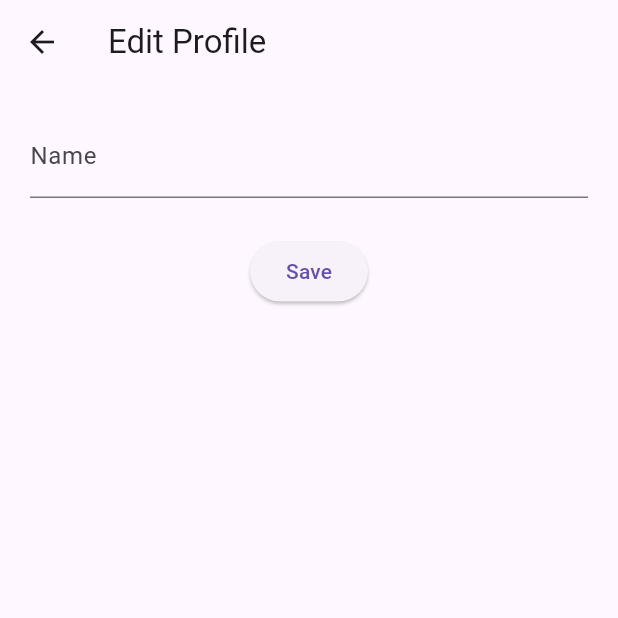
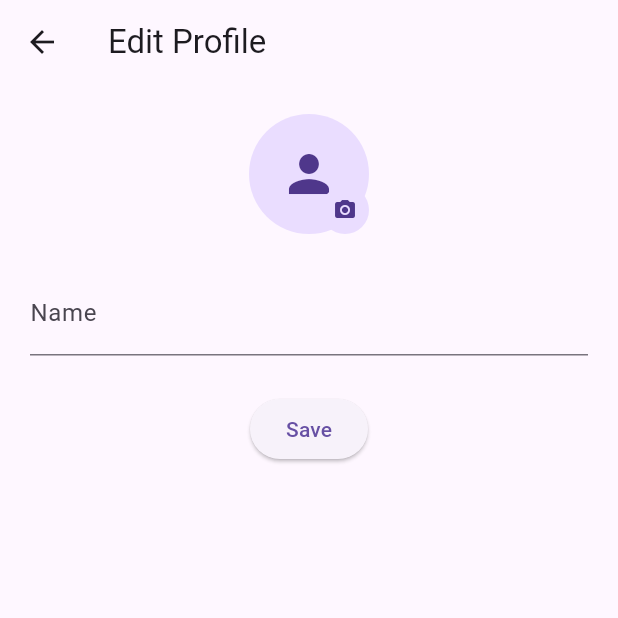
Before and after one commit to MayeshaJ/gr13-gamelink-fall-2025, a Flutter app: the ProfileView screen opened directly, after a tap on the "edit" icon, on a phone screen of 412 x 824 dp, the top half of it. Run offline on Flutter 3.47's test engine with Material 3 defaults, Android fonts, the phone set to English and light mode, and no system bars; our stand-ins replace cloud_firestore, firebase_auth, firebase_core, firebase_storage, image_picker; accounts and stored records are empty.

Commit message:
Initialized firebase storage, updated firebase storage rules, and profile photo upload, change or delete option

```diff
--- a/lib/controllers/auth_controller.dart
+++ b/lib/controllers/auth_controller.dart
@@ -17,6 +17,7 @@ class AuthController {
       uid: user.uid,
       email: user.email ?? '',
       name: '',
+      photoUrl: '',
     );
   }
 
@@ -30,6 +31,7 @@ class AuthController {
         uid: user.uid,
         email: user.email ?? '',
         name: '',
+        photoUrl: '',
       );
     });
   }
--- /dev/null
+++ b/lib/controllers/storage_controller.dart
@@ -0,0 +1,24 @@
+import 'dart:io';
+
+import 'package:firebase_storage/firebase_storage.dart';
+
+class StorageController {
+  StorageController._internal();
+
+  static final StorageController instance = StorageController._internal();
+
+  final FirebaseStorage _storage = FirebaseStorage.instance;
+
+  Future<String> uploadProfilePhoto({
+    required String uid,
+    required File file,
+  }) async {
+    // upload profile photo to Firebase Storage
+    final ref = _storage.ref().child('profile_photos').child('$uid.jpg');
+
+    await ref.putFile(file);
+
+    final url = await ref.getDownloadURL();
+    return url;
+  }
+}
--- a/lib/models/app_user.dart
+++ b/lib/models/app_user.dart
@@ -2,11 +2,13 @@ class AppUser {
   final String uid;
   final String email;
   final String name;
+  final String photoUrl;
 
   AppUser({
     required this.uid,
     required this.email,
     required this.name,
+    required this.photoUrl,
   });
 
   Map<String, dynamic> toMap() {
@@ -14,6 +16,7 @@ class AppUser {
       'uid': uid,
       'email': email,
       'name': name,
+      'photoUrl': photoUrl,
     };
   }
 
@@ -22,6 +25,7 @@ class AppUser {
       uid: data['uid'] ?? '',
       email: data['email'] ?? '',
       name: data['name'] ?? '',
+      photoUrl: data['photoUrl'] ?? '',
     );
   }
 }
--- a/lib/views/profile/edit_profile_view.dart
+++ b/lib/views/profile/edit_profile_view.dart
@@ -1,7 +1,11 @@
+import 'dart:io';
+
 import 'package:flutter/material.dart';
+import 'package:image_picker/image_picker.dart';
 
 import '../../controllers/auth_controller.dart';
 import '../../controllers/user_controller.dart';
+import '../../controllers/storage_controller.dart';
 import '../../models/app_user.dart';
 
 class EditProfileView extends StatefulWidget {
@@ -16,11 +20,14 @@ class EditProfileView extends StatefulWidget {
 class _EditProfileViewState extends State<EditProfileView> {
   final TextEditingController _nameController = TextEditingController();
   bool _saving = false;
+  bool _photoUpdating = false;
+  late String _photoUrl;
 
   @override
   void initState() {
     super.initState();
     _nameController.text = widget.user.name;
+    _photoUrl = widget.user.photoUrl;
   }
 
   @override
@@ -46,6 +53,7 @@ class _EditProfileViewState extends State<EditProfileView> {
         uid: authUser.uid,
         data: {
           'name': newName,
+          'photoUrl': _photoUrl,
         },
       );
 
@@ -55,6 +63,9 @@ class _EditProfileViewState extends State<EditProfileView> {
 
       Navigator.pop(context);
     } catch (_) {
+      if (!mounted) {
+        return;
+      }
       ScaffoldMessenger.of(context).showSnackBar(
         const SnackBar(
           content: Text('Error saving profile'),
@@ -67,6 +78,72 @@ class _EditProfileViewState extends State<EditProfileView> {
         });
       }
     }
+  }
+
+  Future<void> _changePhoto() async {
+    final authUser = AuthController.instance.currentUser;
+
+    if (authUser == null) {
+      return;
+    }
+
+    final picker = ImagePicker();
+    final pickedFile = await picker.pickImage(
+      source: ImageSource.gallery,
+      imageQuality: 80,
+    );
+
+    if (pickedFile == null) {
+      return;
+    }
+
+    setState(() {
+      _photoUpdating = true;
+    });
+
+    try {
+      final file = File(pickedFile.path);
+
+      final url = await StorageController.instance.uploadProfilePhoto(
+        uid: authUser.uid,
+        file: file,
+      );
+
+      if (!mounted) {
+        return;
+      }
+
+      // update only local preview
+      setState(() {
+        _photoUrl = url;
+      });
+    } catch (_) {
+      if (!mounted) {
+        return;
+      }
+      ScaffoldMessenger.of(context).showSnackBar(
+        const SnackBar(
+          content: Text('Error uploading profile photo'),
+        ),
+      );
+    } finally {
+      if (mounted) {
+        setState(() {
+          _photoUpdating = false;
+        });
+      }
+    }
+  }
+
+  void _deletePhoto() {
+    if (_photoUrl.isEmpty) {
+      return;
+    }
+
+    // only clear local preview
+    setState(() {
+      _photoUrl = '';
+    });
   }
 
   @override
@@ -85,6 +162,61 @@ class _EditProfileViewState extends State<EditProfileView> {
         padding: const EdgeInsets.all(20),
         child: Column(
           children: [
+            Center(
+              child: Stack(
+                children: [
+                  CircleAvatar(
+                    radius: 40,
+                    backgroundImage:
+                        _photoUrl.isNotEmpty ? NetworkImage(_photoUrl) : null,
+                    child: _photoUrl.isEmpty
+                        ? const Icon(
+                            Icons.person,
+                            size: 40,
+                          )
+                        : null,
+                  ),
+                  Positioned(
+                    bottom: 0,
+                    right: 0,
+                    child: InkWell(
+                      onTap: _photoUpdating ? null : _changePhoto,
+                      child: CircleAvatar(
+                        radius: 16,
+                        child: _photoUpdating
+                            ? const SizedBox(
+                                width: 16,
+                                height: 16,
+                                child: CircularProgressIndicator(
+                                  strokeWidth: 2,
+                                ),
+                              )
+                            : const Icon(
+                                Icons.camera_alt,
+                                size: 16,
+                              ),
+                      ),
+                    ),
+                  ),
+                  if (_photoUrl.isNotEmpty)
+                    Positioned(
+                      top: 0,
+                      right: 0,
+                      child: InkWell(
+                        onTap: _photoUpdating ? null : _deletePhoto,
+                        child: const CircleAvatar(
+                          radius: 14,
+                          child: Icon(
+                            Icons.close,
+                            size: 16,
+                          ),
+                        ),
+                      ),
+                    ),
+                ],
+              ),
+            ),
+            const SizedBox(height: 25),
             TextField(
               controller: _nameController,
               decoration: const InputDecoration(
--- a/lib/views/profile/profile_view.dart
+++ b/lib/views/profile/profile_view.dart
@@ -76,12 +76,13 @@ class _ProfileViewState extends State<ProfileView> {
         actions: [
           IconButton(
             onPressed: () {
-              Navigator.of(context).push(
+              Navigator.of(context)
+                  .push(
                 MaterialPageRoute(
                   builder: (_) => EditProfileView(user: _userData!),
                 ),
-              ).then((_) {
-                // refresh profile after editing
+              )
+                  .then((_) {
                 _loadUserData();
               });
             },
@@ -92,6 +93,25 @@ class _ProfileViewState extends State<ProfileView> {
       body: Padding(
         padding: const EdgeInsets.all(20),
         child: Column(
+          children: [
+            Center(
+              child: CircleAvatar(
+                radius: 40,
+                backgroundImage: _userData!.photoUrl.isNotEmpty
+                    ? NetworkImage(_userData!.photoUrl)
+                    : null,
+                child: _userData!.photoUrl.isEmpty
+                    ? const Icon(
+                        Icons.person,
+                        size: 40,
+                      )
+                    : null,
+              ),
+            ),
+            const SizedBox(height: 24),
+            Align(
+              alignment: Alignment.centerLeft,
+              child: Column(
                 crossAxisAlignment: CrossAxisAlignment.start,
                 children: [
                   Text(
@@ -100,14 +120,12 @@ class _ProfileViewState extends State<ProfileView> {
                   ),
                   Text(_userData!.email),
                   const SizedBox(height: 20),
-
                   Text(
                     'Name',
                     style: Theme.of(context).textTheme.titleMedium,
                   ),
                   Text(_userData!.name.isEmpty ? 'Not set' : _userData!.name),
                   const SizedBox(height: 20),
-
                   Text(
                     'User ID',
                     style: Theme.of(context).textTheme.titleMedium,
@@ -116,6 +134,9 @@ class _ProfileViewState extends State<ProfileView> {
                 ],
               ),
             ),
+          ],
+        ),
+      ),
     );
   }
 }
--- a/pubspec.yaml
+++ b/pubspec.yaml
@@ -13,6 +13,8 @@ dependencies:
   firebase_core: ^3.9.0
   firebase_auth: ^5.3.0
   cloud_firestore: ^5.4.4
+  firebase_storage: ^12.3.4
+  image_picker: ^1.1.2
 
 dev_dependencies:
   flutter_test:
```
Also changed, not shown: lib/controllers/user_controller.dart (+11 -0 lines). Lines whose indentation alone changed are shown as unchanged.
